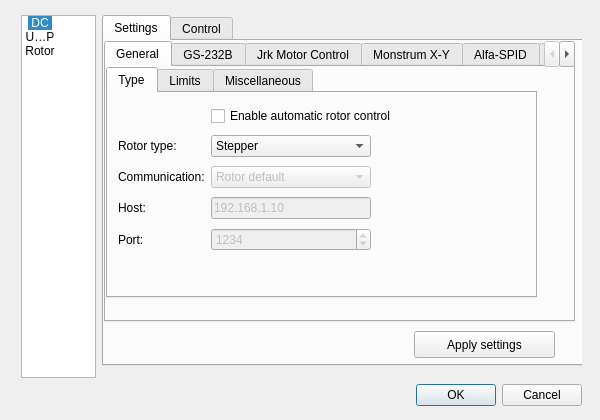
The window that rig/rigdialog.ui (poes-weather/poes-usrp) describes before a commit, drawn with Qt 5.
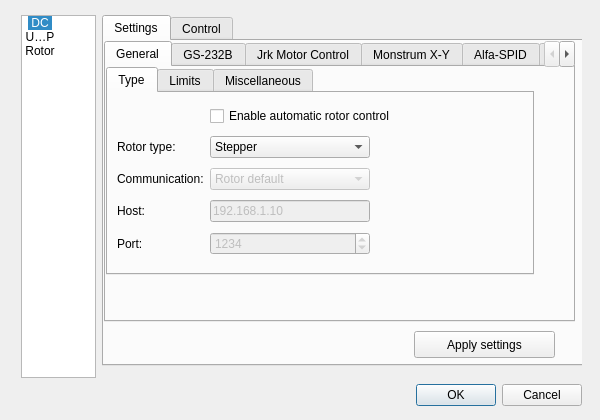
The same window after the commit. Icons and pictures are not drawn.

Diff of the .ui file:
```diff
--- a/rig/rigdialog.ui
+++ b/rig/rigdialog.ui
@@ -559,8 +559,8 @@
              <rect>
               <x>0</x>
               <y>0</y>
-              <width>431</width>
-              <height>231</height>
+              <width>428</width>
+              <height>208</height>
              </rect>
             </property>
             <property name="currentIndex">
@@ -570,15 +570,8 @@
              <attribute name="title">
               <string>Type</string>
              </attribute>
-             <widget class="QWidget" name="layoutWidget">
-              <property name="geometry">
-               <rect>
-                <x>10</x>
-                <y>10</y>
-                <width>391</width>
-                <height>156</height>
-               </rect>
-              </property>
+             <layout class="QHBoxLayout" name="horizontalLayout">
+              <item>
               <layout class="QGridLayout" name="gridLayout_9">
                <item row="0" column="1" colspan="2">
                 <widget class="QCheckBox" name="enableRotor">
@@ -710,7 +703,8 @@
                 </widget>
                </item>
               </layout>
-             </widget>
+              </item>
+             </layout>
             </widget>
             <widget class="QWidget" name="tab_8">
              <attribute name="title">
```
Left out of the diff: 4 changed lines with no effect on the pictures. Lines whose indentation alone changed are shown as unchanged.
